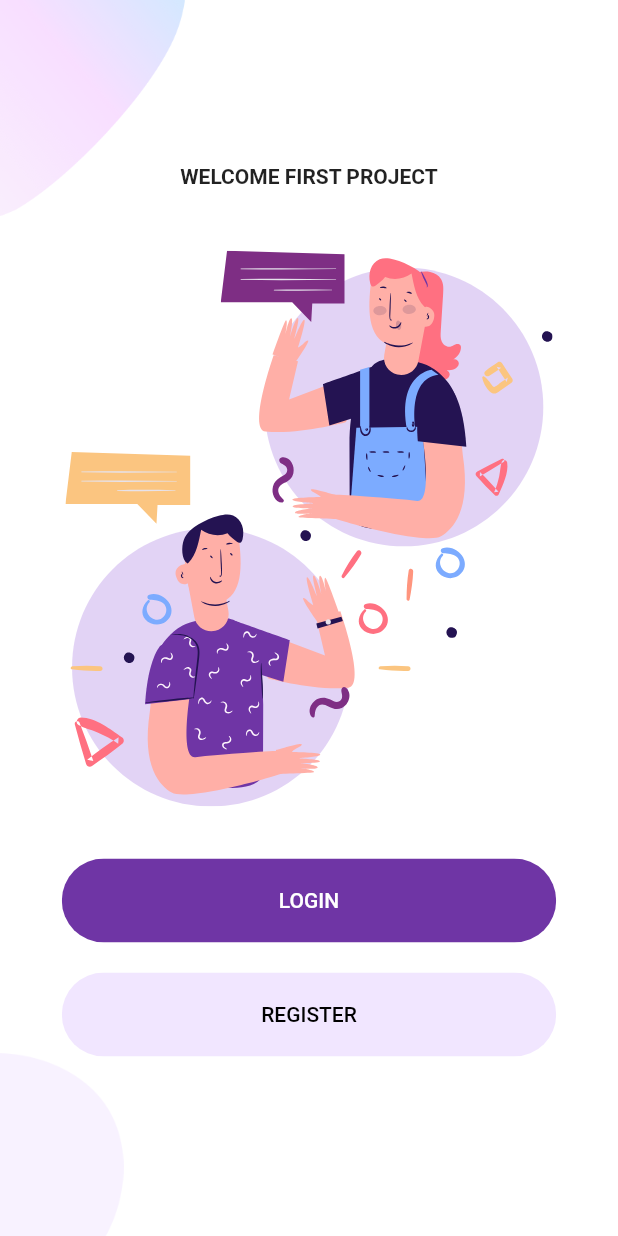
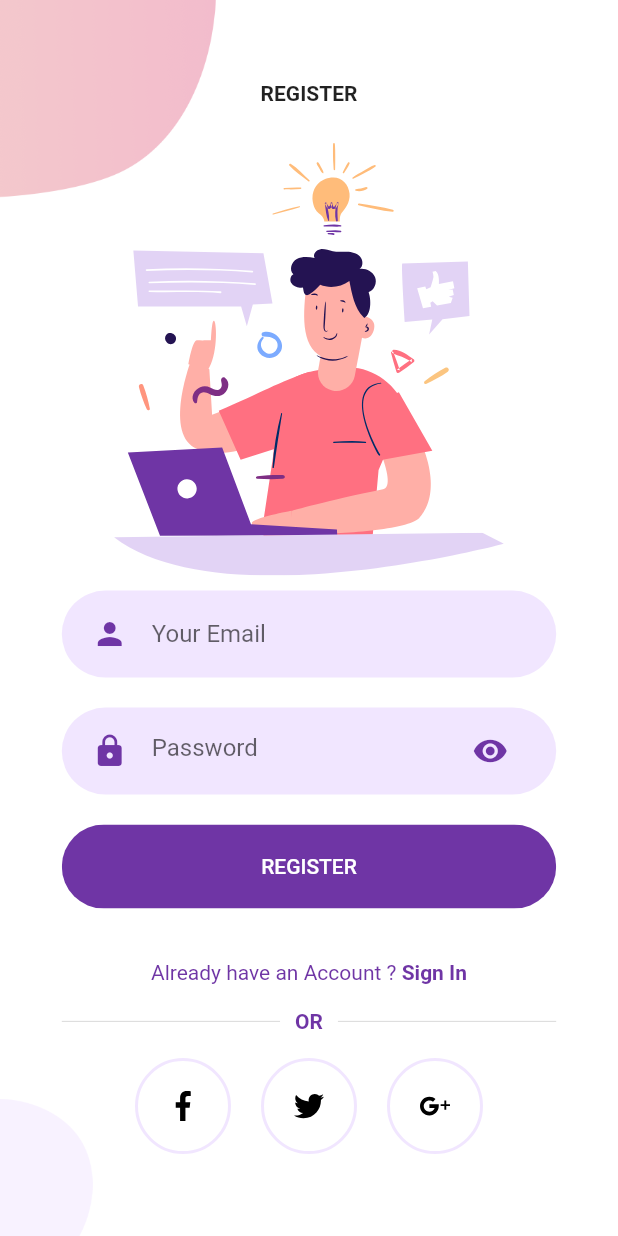
Before and after one commit to iamfirmansyah/flutter-auth-page, a Flutter app: the screen it shows after launch, after a tap on "REGISTER", on a phone screen of 412 x 824 dp. Run offline on Flutter 3.47's test engine with Material 2 defaults, Android fonts, the phone set to English and light mode, and no system bars; our stand-ins replace flutter_svg.

Commit message:
register page

```diff
--- a/lib/components/already_have_an_account_check.dart
+++ b/lib/components/already_have_an_account_check.dart
@@ -20,7 +20,7 @@ class AlreadyHaveAnAccountCheck extends StatelessWidget {
           style: TextStyle(color: kPrimaryColor),
         ),
         GestureDetector(
-          onTap: () {},
+          onTap: press,
           child: Text(
             login ? "Sign Up " : "Sign In",
             style: TextStyle(color: kPrimaryColor, fontWeight: FontWeight.bold),
--- a/lib/components/rounded_password_field.dart
+++ b/lib/components/rounded_password_field.dart
@@ -2,9 +2,9 @@ import 'package:flutter/material.dart';
 import 'package:first_project/components/text_field_container.dart';
 import 'package:first_project/constants.dart';
 
-class RoundedPassword extends StatelessWidget {
+class RoundedPasswordField extends StatelessWidget {
   final ValueChanged<String> onChanged;
-  const RoundedPassword({
+  const RoundedPasswordField({
     Key key,
     this.onChanged,
   }) : super(key: key);
@@ -14,15 +14,18 @@ class RoundedPassword extends StatelessWidget {
     return TextFieldContainer(
       child: TextField(
         obscureText: true,
+        onChanged: onChanged,
+        cursorColor: kPrimaryColor,
         decoration: InputDecoration(
+          hintText: "Password",
           icon: Icon(
             Icons.lock,
             color: kPrimaryColor,
           ),
           suffixIcon: Icon(
             Icons.visibility,
+            color: kPrimaryColor,
           ),
-          hintText: "Password",
           border: InputBorder.none,
         ),
       ),
--- a/lib/screens/login/components/body.dart
+++ b/lib/screens/login/components/body.dart
@@ -1,3 +1,4 @@
+import 'package:first_project/screens/register/register_screen.dart';
 import 'package:flutter/material.dart';
 import 'package:first_project/screens/login/components/background.dart';
 import 'package:flutter_svg/flutter_svg.dart';
@@ -5,8 +6,6 @@ import 'package:first_project/components/rounded_input_field.dart';
 import 'package:first_project/components/rounded_password_field.dart';
 import 'package:first_project/components/rounded_button.dart';
 import 'package:first_project/components/already_have_an_account_check.dart';
-
-import '../../../constants.dart';
 
 class Body extends StatelessWidget {
   const Body({
@@ -31,16 +30,34 @@ class Body extends StatelessWidget {
             hintText: "Your Email",
             onChanged: (value) {},
           ),
-          RoundedPassword(
+          RoundedPasswordField(
             onChanged: (value) {},
           ),
           RoundedButton(
             text: "LOGIN",
-            press: () {},
+            press: () {
+              Navigator.push(
+                context,
+                MaterialPageRoute(
+                  builder: (context) {
+                    return RegisterScreen();
+                  },
+                ),
+              );
+            },
           ),
           SizedBox(height: size.height * 0.03),
           AlreadyHaveAnAccountCheck(
-            press: () {},
+            press: () {
+              Navigator.push(
+                context,
+                MaterialPageRoute(
+                  builder: (context) {
+                    return RegisterScreen();
+                  },
+                ),
+              );
+            },
           ),
         ],
       ),
--- /dev/null
+++ b/lib/screens/register/components/background.dart
@@ -0,0 +1,41 @@
+import 'package:flutter/material.dart';
+
+class Background extends StatelessWidget {
+  final Widget child;
+  const Background({
+    Key key,
+    @required this.child,
+  }) : super(key: key);
+
+  @override
+  Widget build(BuildContext context) {
+    Size size = MediaQuery.of(context).size;
+    return Container(
+      height: size.height,
+      width: double.infinity,
+      // Here i can use size.width but use double.infinity because both work as a same
+      child: Stack(
+        alignment: Alignment.center,
+        children: <Widget>[
+          Positioned(
+            top: 0,
+            left: 0,
+            child: Image.asset(
+              "assets/images/signup_top.png",
+              width: size.width * 0.35,
+            ),
+          ),
+          Positioned(
+            bottom: 0,
+            left: 0,
+            child: Image.asset(
+              "assets/images/main_bottom.png",
+              width: size.width * 0.15,
+            ),
+          ),
+          child,
+        ],
+      ),
+    );
+  }
+}
--- /dev/null
+++ b/lib/screens/register/components/body.dart
@@ -0,0 +1,78 @@
+import 'package:flutter/material.dart';
+import 'package:first_project/screens/login/login_screen.dart';
+import 'package:first_project/screens/register/components/background.dart';
+import 'package:first_project/screens/register/components/or_divider.dart';
+import 'package:first_project/screens/register/components/social_icon.dart';
+import 'package:first_project/components/already_have_an_account_check.dart';
+import 'package:first_project/components/rounded_button.dart';
+import 'package:first_project/components/rounded_input_field.dart';
+import 'package:first_project/components/rounded_password_field.dart';
+import 'package:flutter_svg/svg.dart';
+
+class Body extends StatelessWidget {
+  @override
+  Widget build(BuildContext context) {
+    Size size = MediaQuery.of(context).size;
+    return Background(
+      child: SingleChildScrollView(
+        child: Column(
+          mainAxisAlignment: MainAxisAlignment.center,
+          children: <Widget>[
+            Text(
+              "REGISTER",
+              style: TextStyle(fontWeight: FontWeight.bold),
+            ),
+            SizedBox(height: size.height * 0.03),
+            SvgPicture.asset(
+              "assets/icons/signup.svg",
+              height: size.height * 0.35,
+            ),
+            RoundedInputField(
+              hintText: "Your Email",
+              onChanged: (value) {},
+            ),
+            RoundedPasswordField(
+              onChanged: (value) {},
+            ),
+            RoundedButton(
+              text: "REGISTER",
+              press: () {},
+            ),
+            SizedBox(height: size.height * 0.03),
+            AlreadyHaveAnAccountCheck(
+              login: false,
+              press: () {
+                Navigator.push(
+                  context,
+                  MaterialPageRoute(
+                    builder: (context) {
+                      return LoginScreen();
+                    },
+                  ),
+                );
+              },
+            ),
+            OrDivider(),
+            Row(
+              mainAxisAlignment: MainAxisAlignment.center,
+              children: <Widget>[
+                SocalIcon(
+                  iconSrc: "assets/icons/facebook.svg",
+                  press: () {},
+                ),
+                SocalIcon(
+                  iconSrc: "assets/icons/twitter.svg",
+                  press: () {},
+                ),
+                SocalIcon(
+                  iconSrc: "assets/icons/google-plus.svg",
+                  press: () {},
+                ),
+              ],
+            )
+          ],
+        ),
+      ),
+    );
+  }
+}
--- /dev/null
+++ b/lib/screens/register/components/or_divider.dart
@@ -0,0 +1,38 @@
+import 'package:flutter/material.dart';
+import 'package:first_project/constants.dart';
+
+class OrDivider extends StatelessWidget {
+  @override
+  Widget build(BuildContext context) {
+    Size size = MediaQuery.of(context).size;
+    return Container(
+      margin: EdgeInsets.symmetric(vertical: size.height * 0.02),
+      width: size.width * 0.8,
+      child: Row(
+        children: <Widget>[
+          buildDivider(),
+          Padding(
+            padding: const EdgeInsets.symmetric(horizontal: 10),
+            child: Text(
+              "OR",
+              style: TextStyle(
+                color: kPrimaryColor,
+                fontWeight: FontWeight.w600,
+              ),
+            ),
+          ),
+          buildDivider(),
+        ],
+      ),
+    );
+  }
+
+  Expanded buildDivider() {
+    return Expanded(
+      child: Divider(
+        color: Color(0xFFD9D9D9),
+        height: 1.5,
+      ),
+    );
+  }
+}
--- /dev/null
+++ b/lib/screens/register/components/social_icon.dart
@@ -0,0 +1,36 @@
+import 'package:flutter/material.dart';
+import 'package:first_project/constants.dart';
+import 'package:flutter_svg/flutter_svg.dart';
+
+class SocalIcon extends StatelessWidget {
+  final String iconSrc;
+  final Function press;
+  const SocalIcon({
+    Key key,
+    this.iconSrc,
+    this.press,
+  }) : super(key: key);
+
+  @override
+  Widget build(BuildContext context) {
+    return GestureDetector(
+      onTap: press,
+      child: Container(
+        margin: EdgeInsets.symmetric(horizontal: 10),
+        padding: EdgeInsets.all(20),
+        decoration: BoxDecoration(
+          border: Border.all(
+            width: 2,
+            color: kPrimaryLightColor,
+          ),
+          shape: BoxShape.circle,
+        ),
+        child: SvgPicture.asset(
+          iconSrc,
+          height: 20,
+          width: 20,
+        ),
+      ),
+    );
+  }
+}
--- /dev/null
+++ b/lib/screens/register/register_screen.dart
@@ -0,0 +1,11 @@
+import 'package:flutter/material.dart';
+import 'package:first_project/Screens/register/components/body.dart';
+
+class RegisterScreen extends StatelessWidget {
+  @override
+  Widget build(BuildContext context) {
+    return Scaffold(
+      body: Body(),
+    );
+  }
+}
--- a/lib/screens/welcome/components/body.dart
+++ b/lib/screens/welcome/components/body.dart
@@ -1,3 +1,4 @@
+import 'package:first_project/screens/register/register_screen.dart';
 import 'package:flutter/material.dart';
 import 'package:first_project/screens/welcome/components/background.dart';
 import 'package:flutter_svg/flutter_svg.dart';
@@ -40,11 +41,19 @@ class Body extends StatelessWidget {
               },
             ),
             RoundedButton(
-              text: "REGISTER",
-              color: kPrimaryLightColor,
-              textColor: Colors.black,
-              press: () {},
-            ),
+                text: "REGISTER",
+                color: kPrimaryLightColor,
+                textColor: Colors.black,
+                press: () {
+                  Navigator.push(
+                    context,
+                    MaterialPageRoute(
+                      builder: (context) {
+                        return RegisterScreen();
+                      },
+                    ),
+                  );
+                }),
           ],
         ),
       ),
```
Also changed, not shown: UI.png (added).
